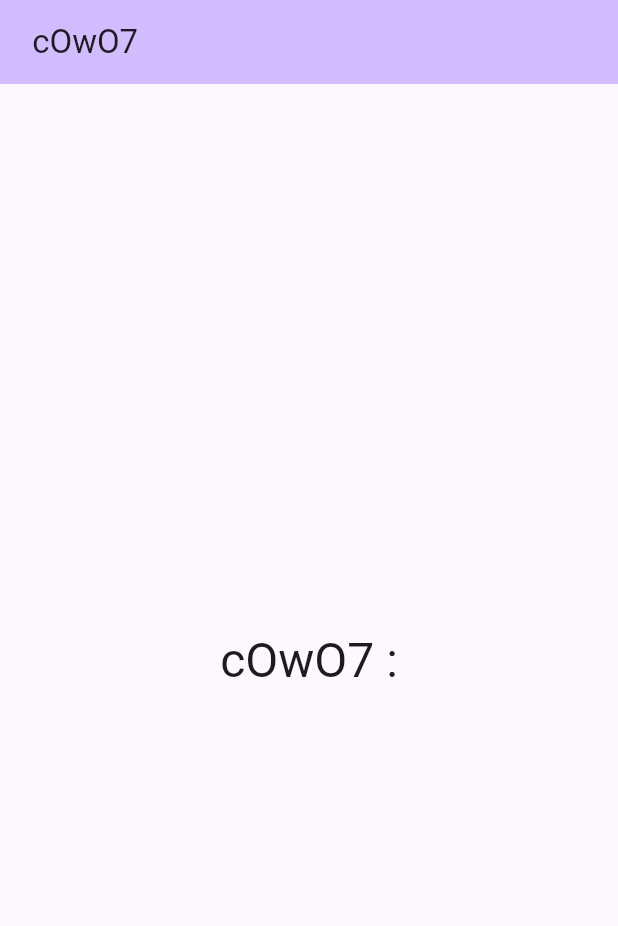
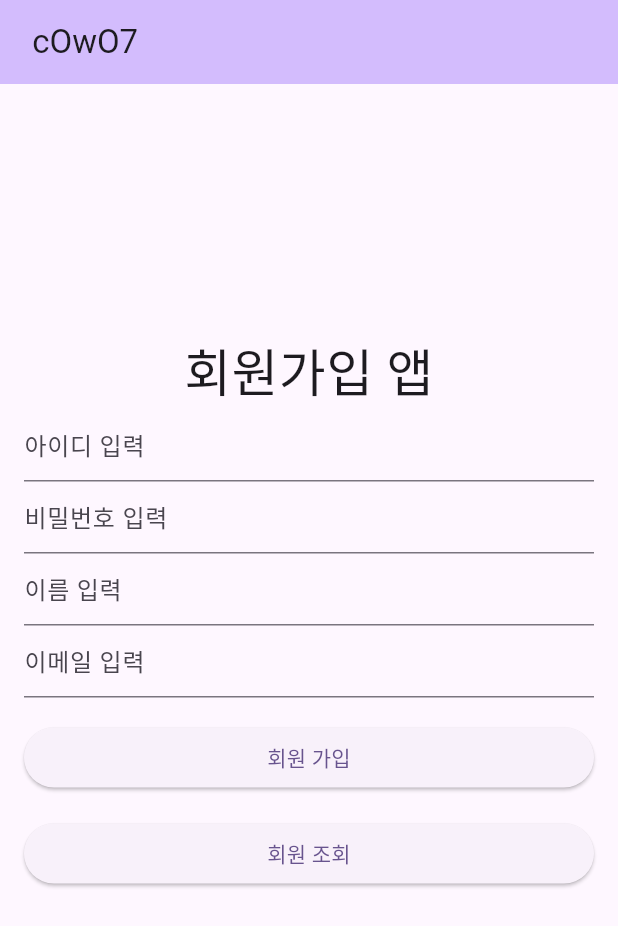
Before and after one commit to cOwO7/flutter_member_app02, a Flutter app: the screen it shows after launch, on a phone screen of 412 x 824 dp. Shown: the top 926 px of the screen. Run offline on Flutter 3.47's test engine with Material 3 defaults, Android fonts, the phone set to English and light mode, and no system bars.

Commit message:
회원가입/조회 앱 UI 구현

```diff
--- a/lib/main.dart
+++ b/lib/main.dart
@@ -38,18 +38,49 @@ class _MainActivityState extends State<MainActivity> {
   Widget build(BuildContext context) {
     return Scaffold(
       appBar: AppBar(
-        backgroundColor: Theme.of(context).colorScheme.inversePrimary,
+        backgroundColor: Theme
+            .of(context)
+            .colorScheme
+            .inversePrimary,
         title: Text(widget.title),
       ),
-      body: Center(
-        child: Column(
-          mainAxisAlignment: MainAxisAlignment.center,
-          children: <Widget>[
-            Text('cOwO7 :',
-            style: Theme.of(context).textTheme.headlineLarge ),
+      body: Padding(padding: const EdgeInsets.all(16),
+        child: SingleChildScrollView(
+          child: Column(
+            children: [
+              SizedBox(height: 150,),
+              Text('회원가입 앱', style: TextStyle(fontSize: 34), textAlign: TextAlign.center,),
+              TextField(decoration: const InputDecoration(hintText: '아이디 입력'),),
+              TextField(decoration: const InputDecoration(hintText: '비밀번호 입력'),),
+              TextField(decoration: const InputDecoration(hintText: '이름 입력'),),
+              TextField(decoration: const InputDecoration(hintText: '이메일 입력'),),
+              SizedBox(height: 16,),
+              ElevatedButton(onPressed: _registerUser, child: Container(
+                width: double.infinity, child: Text('회원 가입', textAlign: TextAlign.center,),
+              )),
+              SizedBox(height: 16,),
+              ElevatedButton(onPressed: _listUsers, child: Container(
+                width: double.infinity, child: Text('회원 조회', textAlign: TextAlign.center,),
+              ))
           ],
         ),
-      ),
+      ), // SingleChildScrollView
+    ),
     );
-  }
-}
+  } // build
+
+ // 회원가입 처리
+  Future<void> _registerUser() async {
+    // showSnackBar : 간단한 메세지 출력
+    ScaffoldMessenger.of(context).showSnackBar(
+        SnackBar(content: Text('회원가입 기능 구현중...'))
+    );
+  } // _registerUser
+  // 회원조회 처리
+  Future<void> _listUsers() async {
+    // showSnackBar : 간단한 메세지 출력
+    ScaffoldMessenger.of(context).showSnackBar(
+        SnackBar(content: Text('회원조회 기능 구현중...'))
+    );
+  } // _listUsers
+} // _MainActivityState
```
